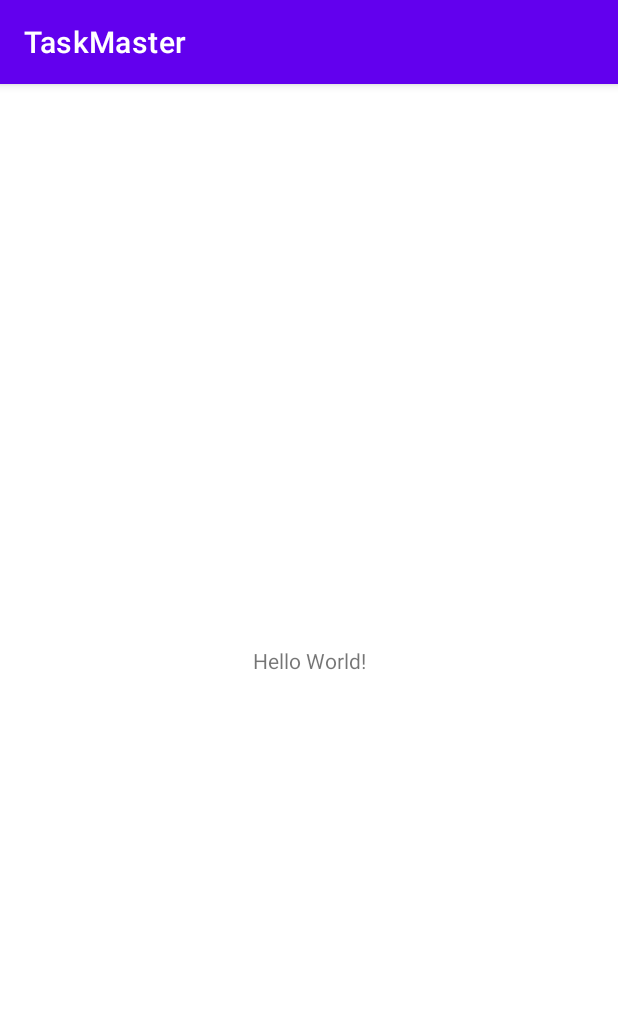
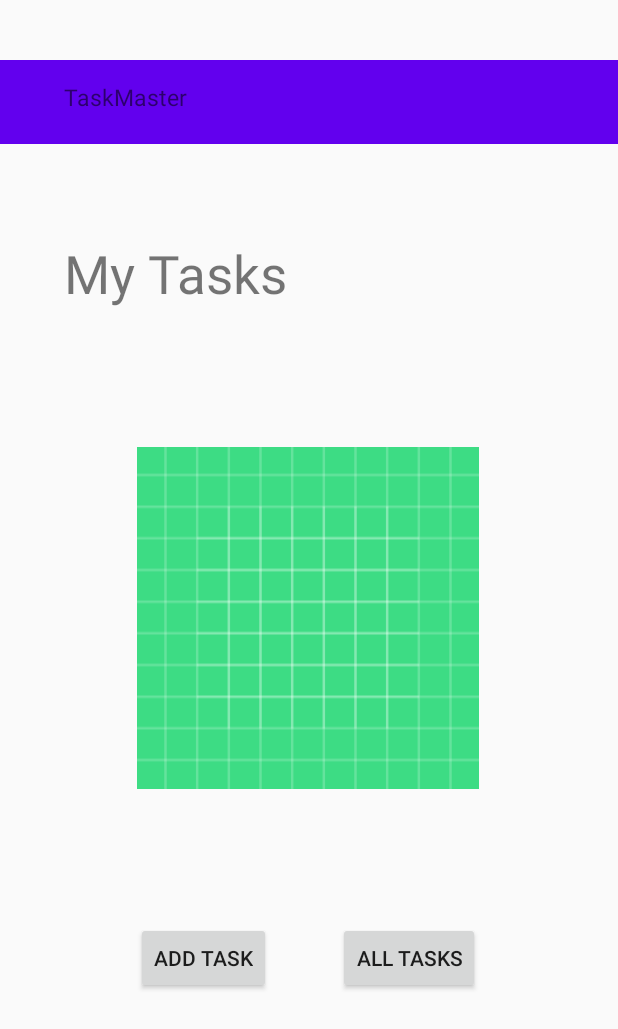
Before and after one commit to Marahmusleh/taskmaster, an Android app: the screen it shows after launch (MainActivity), on a phone screen of 412 x 824 dp. Shown: the top 1029 px of the screen. Run offline under Robolectric (Android 15) with nearby library versions, the phone set to English and light mode, and no system bars.

Commit message:
finish lab26

```diff
--- a/app/src/main/AndroidManifest.xml
+++ b/app/src/main/AndroidManifest.xml
@@ -10,6 +10,12 @@
         android:supportsRtl="true"
         android:theme="@style/Theme.TaskMaster">
         <activity
+            android:name=".AllTasks"
+            android:exported="false" />
+        <activity
+            android:name=".AddTask"
+            android:exported="false" />
+        <activity
             android:name=".MainActivity"
             android:exported="true">
             <intent-filter>
--- a/app/src/main/java/com/example/taskmaster/MainActivity.java
+++ b/app/src/main/java/com/example/taskmaster/MainActivity.java
@@ -1,6 +1,9 @@
 package com.example.taskmaster;
 
+import android.content.Intent;
 import android.os.Bundle;
+import android.view.View;
+import android.widget.Button;
 
 import androidx.appcompat.app.AppCompatActivity;
 
@@ -10,5 +13,24 @@ public class MainActivity extends AppCompatActivity {
     protected void onCreate(Bundle savedInstanceState) {
         super.onCreate(savedInstanceState);
         setContentView(R.layout.activity_main);
+        Button button = findViewById(R.id.button);
+        button.setOnClickListener(new View.OnClickListener() {
+            @Override
+            public void onClick(View view) {
+                Intent intent = new Intent(MainActivity.this, AddTask.class);
+                startActivity(intent);
+            }
+        });
+
+
+        Button button2 = findViewById(R.id.button2);
+        button2.setOnClickListener(new View.OnClickListener() {
+            @Override
+            public void onClick(View view) {
+                Intent intent = new Intent(MainActivity.this, AllTasks.class);
+                startActivity(intent);
+            }
+        });
+
     }
 }
--- /dev/null
+++ b/app/src/main/res/drawable/ic_baseline_arrow_back_24.xml
@@ -0,0 +1,5 @@
+<vector android:height="24dp" android:tint="#F6EEEE"
+    android:viewportHeight="24" android:viewportWidth="24"
+    android:width="24dp" xmlns:android="http://schemas.android.com/apk/res/android">
+    <path android:fillColor="@android:color/white" android:pathData="M20,11H7.83l5.59,-5.59L12,4l-8,8 8,8 1.41,-1.41L7.83,13H20v-2z"/>
+</vector>
--- a/app/src/main/res/layout/activity_main.xml
+++ b/app/src/main/res/layout/activity_main.xml
@@ -6,13 +6,80 @@
     android:layout_height="match_parent"
     tools:context=".MainActivity">
 
+    <ImageView
+        android:id="@+id/imageView"
+        android:layout_width="228dp"
+        android:layout_height="235dp"
+        app:layout_constraintBottom_toBottomOf="parent"
+        app:layout_constraintEnd_toEndOf="parent"
+        app:layout_constraintHorizontal_bias="0.498"
+        app:layout_constraintStart_toStartOf="parent"
+        app:layout_constraintTop_toTopOf="parent"
+        app:layout_constraintVertical_bias="0.499"
+        app:srcCompat="@drawable/ic_launcher_background" />
+
+    <Toolbar
+        android:id="@+id/toolbar"
+        android:layout_width="match_parent"
+        android:layout_height="?attr/actionBarSize"
+        android:layout_marginTop="4dp"
+        android:background="?attr/colorPrimary"
+        app:layout_constraintBottom_toTopOf="@+id/textView"
+        app:layout_constraintEnd_toEndOf="parent"
+        app:layout_constraintHorizontal_bias="0.0"
+        app:layout_constraintStart_toStartOf="parent"
+        app:layout_constraintTop_toTopOf="parent"
+        app:layout_constraintVertical_bias="0.363"
+        app:popupTheme="@style/ThemeOverlay.AppCompat.ActionBar" />
+
     <TextView
+        android:id="@+id/textView"
+        android:layout_width="159dp"
+        android:layout_height="65dp"
+        android:text="@string/my_tasks"
+        android:textSize="35sp"
+        app:layout_constraintBottom_toTopOf="@+id/imageView"
+        app:layout_constraintEnd_toEndOf="parent"
+        app:layout_constraintHorizontal_bias="0.17"
+        app:layout_constraintStart_toStartOf="parent"
+        app:layout_constraintTop_toTopOf="parent"
+        app:layout_constraintVertical_bias="0.693" />
+
+    <Button
+        android:id="@+id/button"
         android:layout_width="wrap_content"
         android:layout_height="wrap_content"
-        android:text="Hello World!"
+        android:text="@string/add_task"
         app:layout_constraintBottom_toBottomOf="parent"
-        app:layout_constraintLeft_toLeftOf="parent"
-        app:layout_constraintRight_toRightOf="parent"
-        app:layout_constraintTop_toTopOf="parent" />
+        app:layout_constraintEnd_toEndOf="parent"
+        app:layout_constraintHorizontal_bias="0.282"
+        app:layout_constraintStart_toStartOf="parent"
+        app:layout_constraintTop_toBottomOf="@+id/imageView"
+        app:layout_constraintVertical_bias="0.345" />
 
+    <Button
+        android:id="@+id/button2"
+        android:layout_width="wrap_content"
+        android:layout_height="wrap_content"
+        android:layout_marginStart="24dp"
+        android:text="@string/all_tasks"
+        app:layout_constraintBottom_toBottomOf="parent"
+        app:layout_constraintEnd_toEndOf="parent"
+        app:layout_constraintHorizontal_bias="0.185"
+        app:layout_constraintStart_toEndOf="@+id/button"
+        app:layout_constraintTop_toBottomOf="@+id/imageView"
+        app:layout_constraintVertical_bias="0.345" />
+
+    <TextView
+        android:id="@+id/textView3"
+        android:layout_width="wrap_content"
+        android:layout_height="wrap_content"
+        android:text="@string/taskmaster"
+        app:layout_constraintBottom_toBottomOf="@+id/toolbar"
+        app:layout_constraintEnd_toEndOf="parent"
+        app:layout_constraintHorizontal_bias="0.13"
+        app:layout_constraintStart_toStartOf="@+id/toolbar"
+        app:layout_constraintTop_toTopOf="@+id/toolbar"
+        app:layout_constraintVertical_bias="0.405"
+        android:textSize="15sp"/>
 </androidx.constraintlayout.widget.ConstraintLayout>
--- a/app/src/main/res/values/colors.xml
+++ b/app/src/main/res/values/colors.xml
@@ -7,4 +7,6 @@
     <color name="teal_700">#FF018786</color>
     <color name="black">#FF000000</color>
     <color name="white">#FFFFFFFF</color>
+
+
 </resources>
--- a/app/src/main/res/values/strings.xml
+++ b/app/src/main/res/values/strings.xml
@@ -1,3 +1,14 @@
 <resources>
     <string name="app_name">TaskMaster</string>
+    <string name="my_tasks">My Tasks</string>
+    <string name="add_task">Add Task</string>
+    <string name="all_tasks">All Tasks</string>
+    <string name="add_task1">Add Task</string>
+    <string name="textview">All Tasks</string>
+    <string name="taskmaster">TaskMaster</string>
+    <string name="tasks_count">Tasks Count :</string>
+    <string name="do_something">do_something</string>
+    <string name="task_description">task_description</string>
+    <string name="my_task">my_task</string>
+    <string name="task_title">task_title</string>
 </resources>
--- a/app/src/main/res/values/themes.xml
+++ b/app/src/main/res/values/themes.xml
@@ -1,6 +1,6 @@
 <resources xmlns:tools="http://schemas.android.com/tools">
     <!-- Base application theme. -->
-    <style name="Theme.TaskMaster" parent="Theme.MaterialComponents.DayNight.DarkActionBar">
+    <style name="Theme.TaskMaster" parent="Theme.AppCompat.DayNight.NoActionBar">
         <!-- Primary brand color. -->
         <item name="colorPrimary">@color/purple_500</item>
         <item name="colorPrimaryVariant">@color/purple_700</item>
```
Also changed, not shown: app/src/main/java/com/example/taskmaster/AddTask.java (added, +46 -0 lines), app/src/main/java/com/example/taskmaster/AllTasks.java (added, +30 -0 lines), app/src/main/res/layout/activity_add_task.xml (added, +130 -0 lines), app/src/main/res/layout/activity_all_tasks.xml (added, +57 -0 lines), 2 other files.
